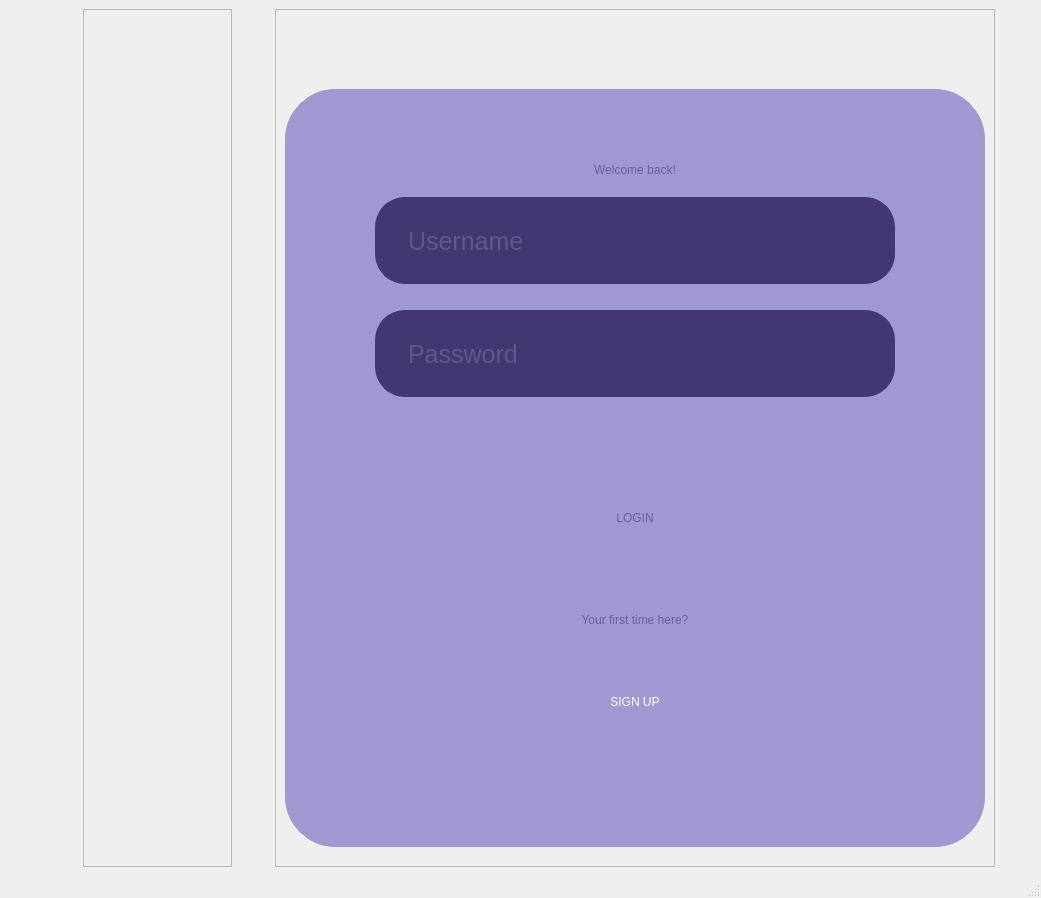
This is ui_files/loginpage.ui in naryama8/gui_app_kelompok3 as Qt 5 draws it before an edit. The edited form follows.
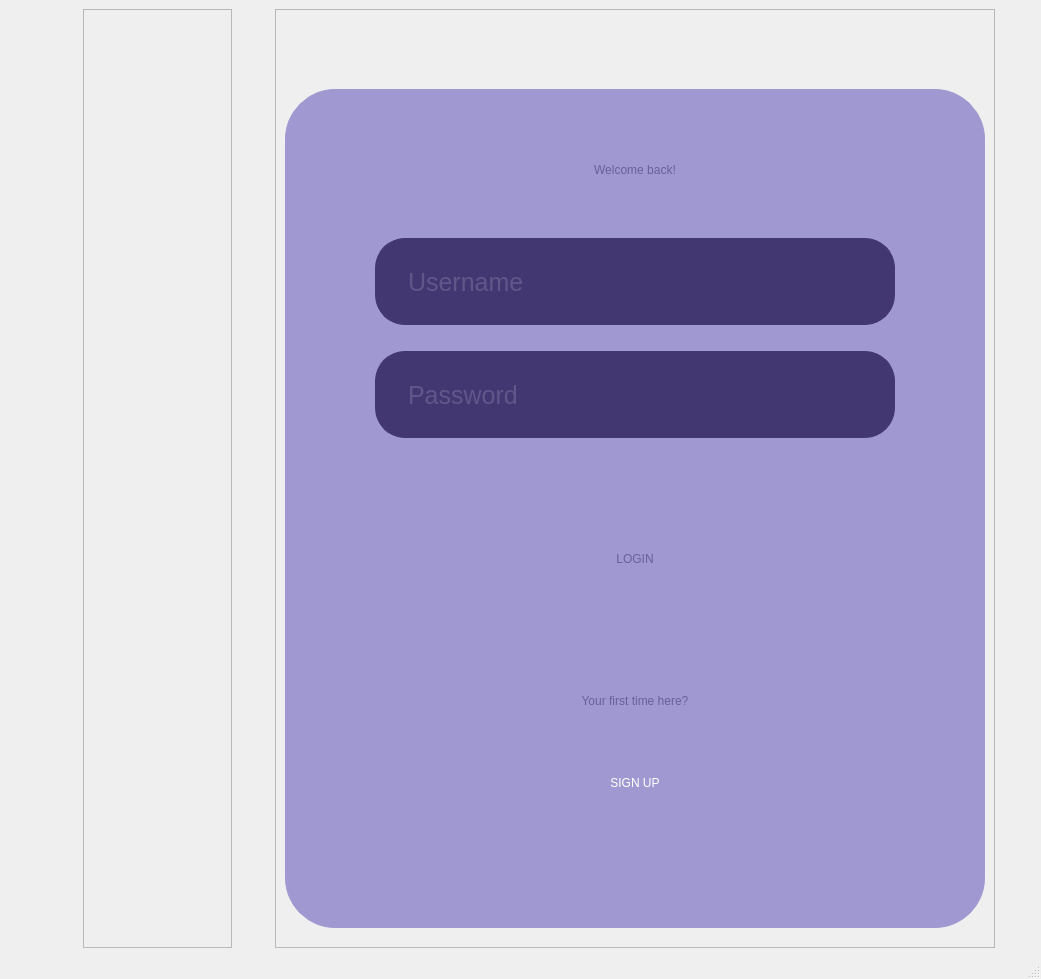
This is the edited form. Icons and pictures are not drawn.

```diff
--- a/ui_files/loginpage.ui
+++ b/ui_files/loginpage.ui
@@ -7,7 +7,7 @@
     <x>0</x>
     <y>0</y>
     <width>1041</width>
-    <height>748</height>
+    <height>979</height>
    </rect>
   </property>
   <property name="windowTitle">
```
